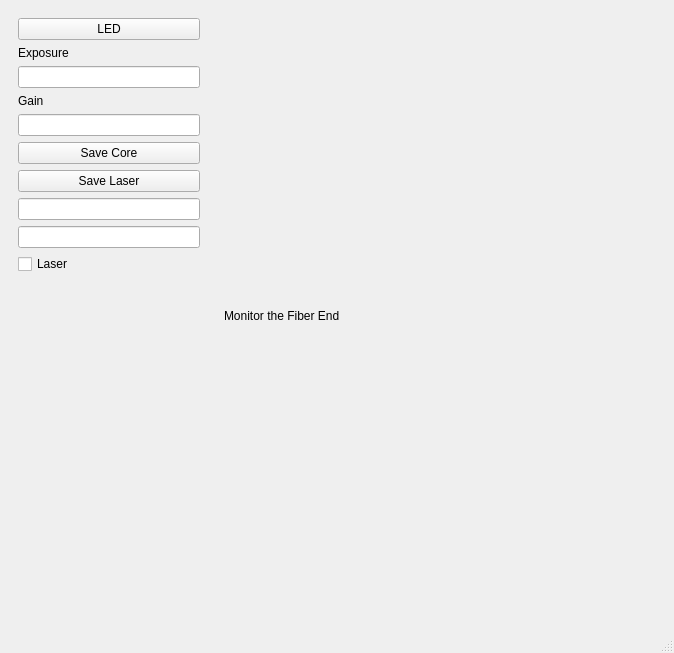
The window that calibration/view/GUI/Fiber_End_Window.ui (jmschr/DisperScripts) describes before a commit, drawn with Qt 5.
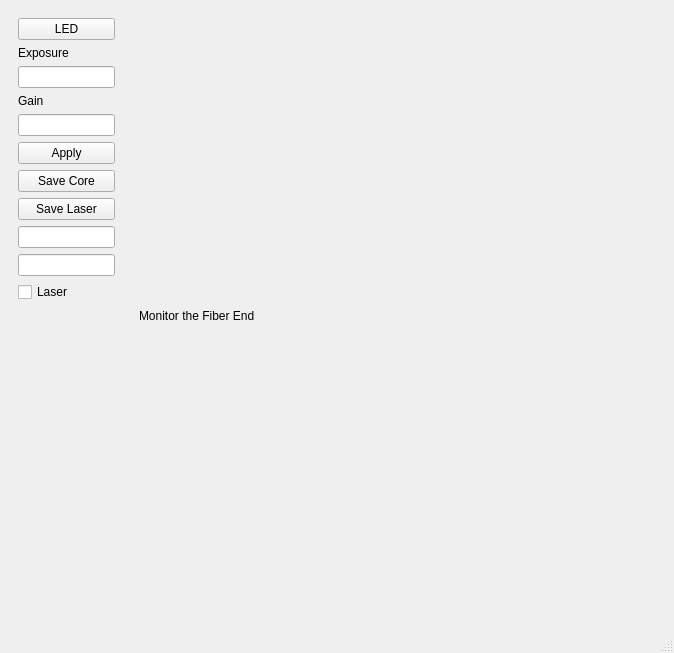
The same window after the commit.

```diff
--- a/calibration/view/GUI/Fiber_End_Window.ui
+++ b/calibration/view/GUI/Fiber_End_Window.ui
@@ -19,7 +19,7 @@
      <widget class="QWidget" name="widget" native="true">
       <property name="maximumSize">
        <size>
-        <width>200</width>
+        <width>115</width>
         <height>16777215</height>
        </size>
       </property>
@@ -51,6 +51,13 @@
        <item>
         <widget class="QLineEdit" name="camera_gain_line"/>
        </item>
+       <item>
+        <widget class="QPushButton" name="apply_button">
+         <property name="text">
+          <string>Apply</string>
+         </property>
+        </widget>
+       </item>
        <item>
         <widget class="QPushButton" name="save_core_button">
          <property name="text">
```
